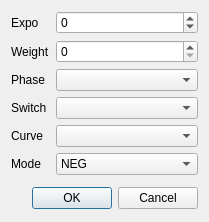
Old version of the form src/expodialog.ui in the repository roberto1903/companion9x.
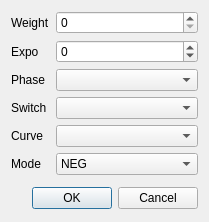
New version of the form. Icons and pictures are not drawn.

Commit message: Weight and expo order inverted in editing form

```diff
--- a/src/expodialog.ui
+++ b/src/expodialog.ui
@@ -30,13 +30,36 @@
       <enum>QFormLayout::AllNonFixedFieldsGrow</enum>
      </property>
      <item row="0" column="0">
+      <widget class="QLabel" name="label_3">
+       <property name="text">
+        <string>Weight</string>
+       </property>
+      </widget>
+     </item>
+     <item row="0" column="1">
+      <widget class="QSpinBox" name="weightSB">
+       <property name="whatsThis">
+        <string>The value of the weight</string>
+       </property>
+       <property name="alignment">
+        <set>Qt::AlignLeading|Qt::AlignLeft|Qt::AlignVCenter</set>
+       </property>
+       <property name="minimum">
+        <number>0</number>
+       </property>
+       <property name="maximum">
+        <number>100</number>
+       </property>
+      </widget>
+     </item>
+     <item row="1" column="0">
       <widget class="QLabel" name="label_2">
        <property name="text">
         <string>Expo</string>
        </property>
       </widget>
      </item>
-     <item row="0" column="1">
+     <item row="1" column="1">
       <widget class="QSpinBox" name="expoSB">
        <property name="whatsThis">
         <string>&lt;!DOCTYPE HTML PUBLIC &quot;-//W3C//DTD HTML 4.0//EN&quot; &quot;http://www.w3.org/TR/REC-html40/strict.dtd&quot;&gt;
@@ -56,29 +79,6 @@
        </property>
       </widget>
      </item>
-     <item row="1" column="0">
-      <widget class="QLabel" name="label_3">
-       <property name="text">
-        <string>Weight</string>
-       </property>
-      </widget>
-     </item>
-     <item row="1" column="1">
-      <widget class="QSpinBox" name="weightSB">
-       <property name="whatsThis">
-        <string>The value of the weight</string>
-       </property>
-       <property name="alignment">
-        <set>Qt::AlignLeading|Qt::AlignLeft|Qt::AlignVCenter</set>
-       </property>
-       <property name="minimum">
-        <number>0</number>
-       </property>
-       <property name="maximum">
-        <number>100</number>
-       </property>
-      </widget>
-     </item>
      <item row="2" column="0">
       <widget class="QLabel" name="label_4">
        <property name="text">
```
Left out of the diff: 32 changed lines with no effect on the pictures.
